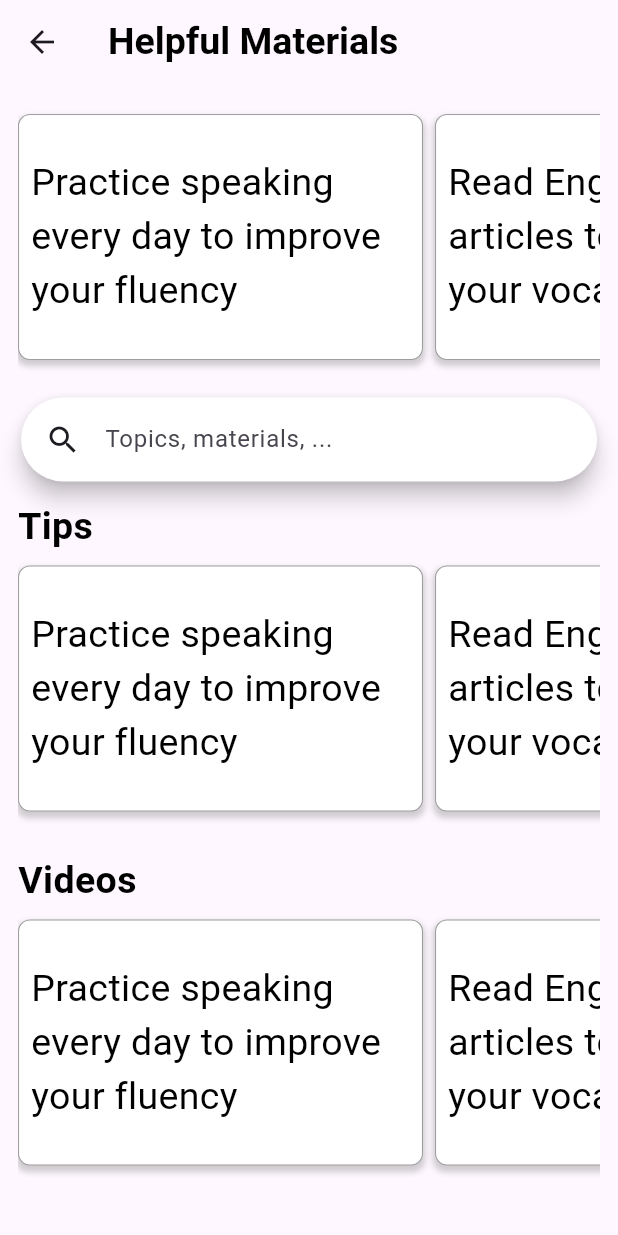
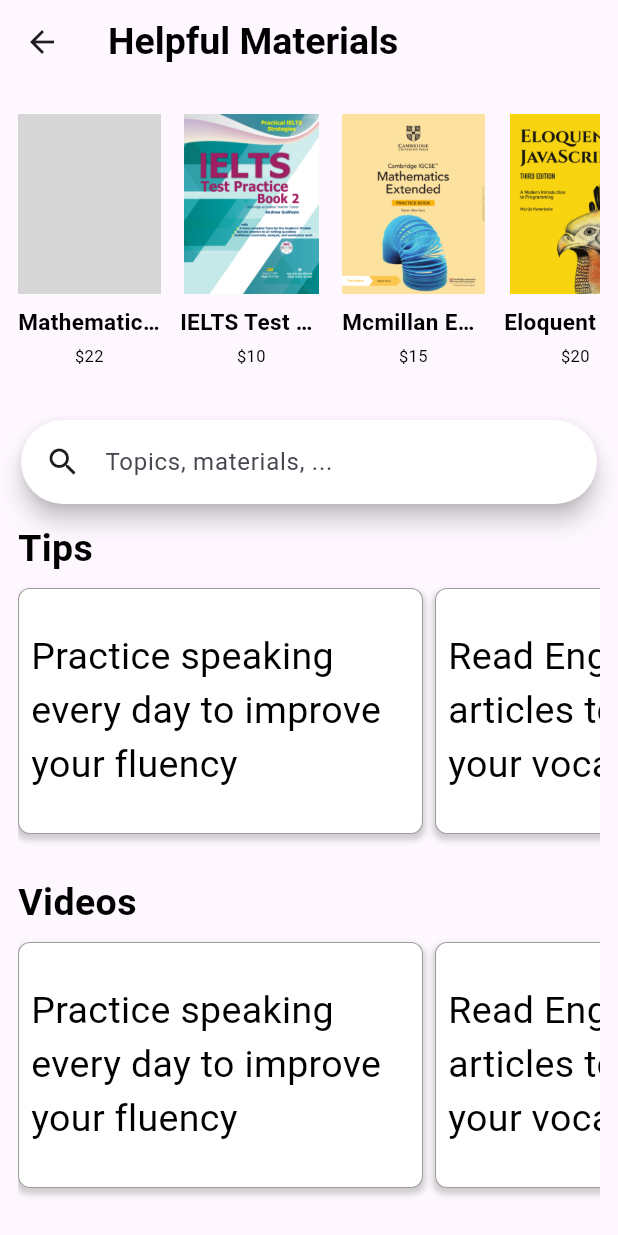
Before and after one commit to haohao135/flutter_final, a Flutter app: the SolutionPage screen opened directly, on a phone screen of 412 x 824 dp. Run offline on Flutter 3.47's test engine with Material 3 defaults, Android fonts, the phone set to English and light mode, and no system bars; our stand-ins replace bloc, cloud_firestore, firebase_auth, firebase_core, flip_card, flutter_bloc and 2 more; accounts and stored records are empty; grey boxes are pictures that could not be loaded.

Commit message:
add Home Screen and add Solution screen

```diff
--- a/flutter_application_final/lib/UI/SolutionScreen/solution.dart
+++ b/flutter_application_final/lib/UI/SolutionScreen/solution.dart
@@ -1,4 +1,3 @@
-
 
 import 'package:cloud_firestore/cloud_firestore.dart';
 import 'package:flutter/material.dart';
@@ -14,12 +13,9 @@
 }
 
 class _SolutionPageState extends State<SolutionPage> {
-  var scrollController = ScrollController();
+  late ScrollController scrollController;
+
   int currentIndex = 0;
-  FirebaseAuth? firebaseAuth;
-  late FirebaseFirestore firestore;
-  late Stream<QuerySnapshot> booksStream;
-
   // Dummy list of tips, replace it with your actual list of tips
   List<String> tips = [
     'Practice speaking every day to improve your fluency',
@@ -29,11 +25,80 @@
     'Test 5',
   ];
 
+  List<Book> books = [
+    Book(
+      id:"3Q4iwZvPBDVahdMCTzMF",
+      image: 'assets/images/book1.png',
+      name: 'Mathematics Extended',
+      price: 22,
+    ),
+    Book(
+      id:"nU6W38aPniHSz0rV6mej",
+      image: 'assets/images/book2.png',
+      name: 'IELTS Test Practice Book 2',
+      price: 10,
+    ),
+    Book(
+      id:"okDw7revv8bh42jjrhlf",
+      image: 'assets/images/book3.png',
+      name: 'Mcmillan English 1',
+      price: 15,
+    ),
+    Book(
+      id:"v9U3l89mlrS5rCVC2HOf",
+      image: 'assets/images/book4.png',
+      name: 'Eloquent JavaScript',
+      price: 20,
+    ),
+    Book(
+      id:"wwwAhLZo9Mnv4nCCtHwt",
+      image: 'assets/images/book5.png',
+      name: 'The Psychology Book',
+      price: 14,
+    ),
+    Book(
+      id:"0RCWNAziKrFrJSPioiGX",
+      image: 'assets/images/book6.png',
+      name: 'Wings of Fire The graphic novel',
+      price: 23,
+    ),
+  ];
+
   @override
   void initState() {
     super.initState();
-    firestore = FirebaseFirestore.instance;
-    booksStream = firestore.collection("books").snapshots();
+    scrollController = ScrollController(initialScrollOffset: 0.0);
+    scrollController.addListener(() {
+      setState(() {
+        currentIndex = (scrollController.offset / 100).round();
+      });
+    });
+    startAutoScroll();
+  }
+
+  @override
+  void dispose() {
+    scrollController.dispose();
+    super.dispose();
+  }
+
+  void startAutoScroll() {
+    Future.delayed(const Duration(seconds: 5), () {
+      if (currentIndex < books.length - 1) {
+        scrollController.animateTo(
+          (currentIndex + 1) * 100.0,
+          duration: const Duration(milliseconds: 500),
+          curve: Curves.easeInOut,
+        );
+      } else {
+        scrollController.animateTo(
+          0.0,
+          duration: const Duration(milliseconds: 500),
+          curve: Curves.easeInOut,
+        );
+      }
+      startAutoScroll();
+    });
   }
 
 
@@ -56,51 +121,55 @@
         child:SingleChildScrollView(
           child: Column(
             children: [
-
               // book slideshow
               SizedBox(
-                height: 180,
+                height: 210,
                 child: ListView.builder(
                   controller: scrollController,
                   scrollDirection: Axis.horizontal,
-                  itemCount: tips.length,
+                  itemCount: books.length*2,
                   itemBuilder: (BuildContext context, int index){
+                    int bookIndex = index % books.length;
+                    Book book = books[bookIndex];
                     return Padding(
                       padding: const EdgeInsets.only(right: 8,top: 8,bottom: 8),
                       child: Container(
-                        width: 270,
-                        padding: const EdgeInsets.all(8),
-                        decoration: BoxDecoration(
-                          color: Colors.white,
-                          borderRadius:BorderRadius.circular(8),
-                          border: Border.all(
-                            color: Colors.grey,
-                            width: 0.7,
-                          ),
-                          boxShadow: [
-                            BoxShadow(
-                              color: Colors.grey.withOpacity(0.5),
-                              spreadRadius: 1,
-                              blurRadius: 3,
-                              offset: Offset(0, 3),
+                        width: 100,
+                        padding: const EdgeInsets.only(right:5),
+                        child: Column(
+                          children: [
+                            Image.asset(
+                              book.image,
+                              height: 120,
+                              fit: BoxFit.cover,
+                            ),
+                            const SizedBox(height: 8),
+                            Text(
+                              book.name,
+                              style:  const TextStyle(
+                                color: Colors.black,
+                                fontSize: 15,
+                                fontWeight: FontWeight.bold,
+                              ),
+                              maxLines: 1,
+                              overflow: TextOverflow.ellipsis,
+                            ),
+                            const SizedBox(height: 4),
+                            Text(
+                              '\$${book.price}',
+                              style: const TextStyle(
+                                color: Colors.black,
+                                fontSize: 11,
+                              ),
                             ),
                           ],
-                        ),
-                        child: Center(
-                          child: Text(
-                            tips[index],
-                            style: const TextStyle(
-                              color: Colors.black,
-                              fontSize: 25,
-                            ),
-                          ),
-                        ),
+                        )
                       ),
                     );
                   },
                 ),
               ),
-              SizedBox(height: 15,),
+              // SizedBox(height: 10,),
 
               // search bar
               PreferredSize(
@@ -163,7 +232,6 @@
               SizedBox(
                 height: 180,
                 child: ListView.builder(
-                  controller: scrollController,
                   scrollDirection: Axis.horizontal,
                   itemCount: tips.length,
                   itemBuilder: (BuildContext context, int index){
@@ -222,7 +290,6 @@
               SizedBox(
                 height: 180,
                 child: ListView.builder(
-                  controller: scrollController,
                   scrollDirection: Axis.horizontal,
                   itemCount: tips.length,
                   itemBuilder: (BuildContext context, int index){
--- a/flutter_application_final/lib/model/book.dart
+++ b/flutter_application_final/lib/model/book.dart
@@ -1,10 +1,9 @@
-import 'dart:ffi';
 
 class Book{
   String id;
   String image;
   String name;
-  Int price;
+  int price;
 
   Book({required this.id, required this.image, required this.name, required this.price});
   Map<String, dynamic> toJson(){
```
